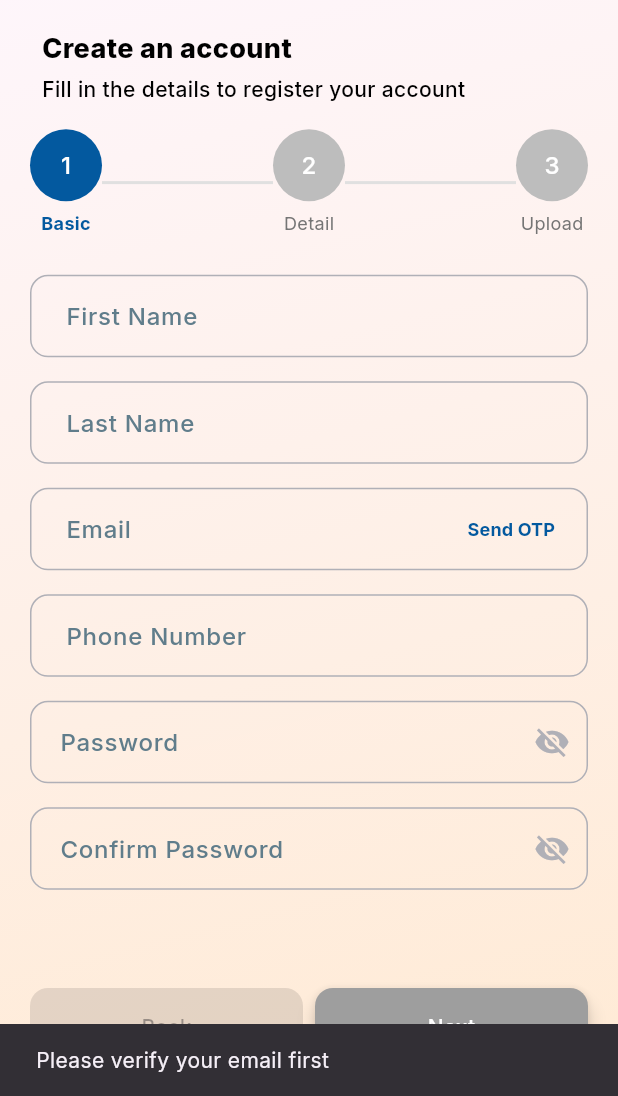
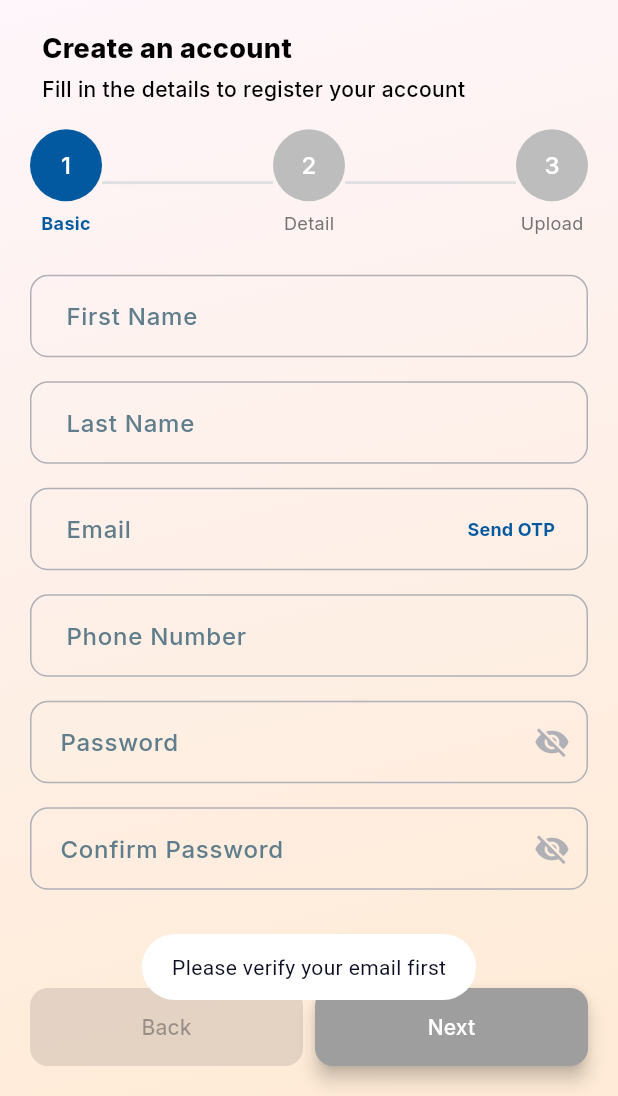
Before and after one commit to RuchitaOrt/learning_management, a Flutter app: the VerificationScreen screen opened by its route, after a tap on "Next", on a phone screen of 412 x 824 dp, the part 140-1236 px from its top. Run offline on Flutter 3.47's test engine with Material 3 defaults, Android fonts, the phone set to English and light mode, and no system bars; our stand-ins replace chewie, dio, file_picker, fl_chart, flutter_svg, flutter_widget_from_html and 9 more; missing offline and left inert: excel, syncfusion_flutter_pdfviewer; accounts and stored records are empty; project files that could hold a hidden picture were left out.

Commit message:
14/07/2025 12:29 2nd commit

```diff
--- a/lib/provider/sign_up_provider.dart
+++ b/lib/provider/sign_up_provider.dart
@@ -353,9 +353,11 @@ class SignUpProvider with ChangeNotifier {
 
   String? validateConfirmPassword(String? value) {
     if (value == null || value.isEmpty) {
-      return 'Password cannot be empty';
+      return 'Please confirm your password';
     } else if (value != passwordController.text) {
-      return 'Confirm Password should match your new password';
+      return 'Passwords do not match';
+      // return 'Passwords do not match';
+      // return 'Confirm Password should match your new password';
     }
     return null;
   }
@@ -572,7 +574,7 @@ class SignUpProvider with ChangeNotifier {
   //   }
   //   return null;
   // }
-  String? validatePassword(String? value) {
+  /*String? validatePassword(String? value) {
     // Check if the value is null or empty
     if (value == null || value.isEmpty) {
       return 'Password cannot be empty';
@@ -591,6 +593,17 @@ class SignUpProvider with ChangeNotifier {
     }
 
     return null; // Return null if the password passes all checks
+  }*/
+  String? validatePassword(String? value) {
+    if (value == null || value.isEmpty) return 'Password is required';
+    if (value.length < 8) return 'Minimum 8 characters required';
+    if (!RegExp(r'[A-Z]').hasMatch(value)) return 'Need at least 1 uppercase letter';
+    if (!RegExp(r'[a-z]').hasMatch(value)) return 'Need at least 1 lowercase letter';
+    if (!RegExp(r'[0-9]').hasMatch(value)) return 'Need at least 1 number';
+    if (!RegExp(r'[!@#$%^&*(),.?":{}|<>]').hasMatch(value)) {
+      return 'Need at least 1 special character';
+    }
+    return null;
   }
  List<DocumentField> documentFields = [];
   Map<String, TextEditingController> controllers = {};
--- a/lib/screens/VerificationScreen.dart
+++ b/lib/screens/VerificationScreen.dart
@@ -314,10 +314,83 @@ class _VerificationScreenState extends State<VerificationScreen> {
                               ),
                               elevation: 5,
                             ),
+                            /*onPressed: () async {
+                              if (!signUpProvider.isEmailVerified) {
+                                ShowDialogs.showToast('Please verify your email first');
+                                return;
+                              }
+
+                              final formKey = current == 0
+                                  ? signUpProvider.formKeyBasic
+                                  : current == 1
+                                  ? signUpProvider.formKeyDetail
+                                  : signUpProvider.formKeyUpload;
+
+                              // Manually validate each field and show specific messages
+                              if (!(formKey.currentState?.validate() ?? false)) {
+                                // Check which fields have errors
+                                if (current == 0) {
+                                  // Basic form validation
+                                  if (signUpProvider.firstNameController.text.isEmpty) {
+                                    ShowDialogs.showToast('Please enter your first name');
+                                  } else if (signUpProvider.lastNameController.text.isEmpty) {
+                                    ShowDialogs.showToast('Please enter your last name');
+                                  } else if (signUpProvider.emailController.text.isEmpty) {
+                                    ShowDialogs.showToast('Please enter your email');
+                                  }*//* else if (!EmailValidator.validate(signUpProvider.emailController.text)) {
+                                    ShowDialogs.showToast('Please enter a valid email');
+                                  }*//* else if (!signUpProvider.isEmailVerified) {
+                                    ShowDialogs.showToast('Please verify your email');
+                                  } else if (signUpProvider.phoneNumberController.text.isEmpty) {
+                                    ShowDialogs.showToast('Please enter your phone number');
+                                  } else if (signUpProvider.phoneNumberController.text.length != 10) {
+                                    ShowDialogs.showToast('Phone number must be 10 digits');
+                                  } else if (signUpProvider.passwordController.text.isEmpty) {
+                                    ShowDialogs.showToast('Please enter a password');
+                                  } else if (signUpProvider.passwordController.text.length < 8) {
+                                    ShowDialogs.showToast('Password must include At least 8 characters long, uppercase, lowercase, a digit, and a special character');
+                                  } else if (signUpProvider.confirmpasswordController.text.isEmpty) {
+                                    ShowDialogs.showToast('Please confirm your password');
+                                  } else if (signUpProvider.passwordController.text !=
+                                      signUpProvider.confirmpasswordController.text) {
+                                    ShowDialogs.showToast('Passwords do not match');
+                                  }
+                                } else if (current == 1) {
+                                  // Details form validation
+                                  // Add similar specific checks for your detail fields
+                                  ShowDialogs.showToast('Please fill all required details');
+                                } else if (current == 2) {
+                                  // Upload form validation
+                                  ShowDialogs.showToast('Please upload all required documents');
+                                }
+                                return;
+                              }
+
+                              try {
+                                if (current == 0) {
+                                  await signUpProvider.registerCandidate(context);
+                                  if (signUpProvider.isEmailVerified) {
+                                    Provider.of<StepProvider>(context, listen: false).nextStep();
+                                  }
+                                } else if (current == 1) {
+                                  await signUpProvider.saveCandidateDetails(context);
+                                  await signUpProvider.fetchDocuments();
+                                  Provider.of<StepProvider>(context, listen: false).nextStep();
+                                } else if (current == 2) {
+                                  await signUpProvider.uploadDocuments(context);
+                                }
+                              } catch (e) {
+                                if (e.toString().toLowerCase().contains('email already exists') &&
+                                    signUpProvider.isEmailVerified) {
+                                  Provider.of<StepProvider>(context, listen: false).nextStep();
+                                } else {
+                                  ShowDialogs.showToast(e.toString());
+                                }
+                              }
+                            },*/
                             onPressed: () async {
                               if (!signUpProvider.isEmailVerified) {
-                                ScaffoldMessenger.of(context).showSnackBar(
-                                    SnackBar(content: Text('Please verify your email first')));
+                                ShowDialogs.showToast('Please verify your email first');
                                 return;
                               }
 
@@ -348,13 +421,11 @@ class _VerificationScreenState extends State<VerificationScreen> {
                                       signUpProvider.isEmailVerified) {
                                     Provider.of<StepProvider>(context, listen: false).nextStep();
                                   } else {
-                                    ScaffoldMessenger.of(context).showSnackBar(
-                                        SnackBar(content: Text(e.toString())));
+                                    ShowDialogs.showToast(e.toString());
                                   }
                                 }
                               } else {
-                                ScaffoldMessenger.of(context).showSnackBar(
-                                    SnackBar(content: Text('Please fix errors before proceeding')));
+                                ShowDialogs.showToast('Please fix errors before proceeding');
                               }
                             },
                             child: signUpProvider.isRegistering || signUpProvider.isSavingDetails
--- a/lib/screens/settingshome.dart
+++ b/lib/screens/settingshome.dart
@@ -161,11 +161,9 @@ final GlobalKey<ScaffoldState> scaffoldKey = GlobalKey<ScaffoldState>();
                           children: [
                             Container(
                               decoration: BoxDecoration(
-                                shape: BoxShape
-                                    .circle,
+                                shape: BoxShape.circle,
                                 border: Border.all(
-                                  color:
-                                      Colors.blue,
+                                  color: Colors.blue,
                                   width: 2.0,
                                 ),
                               ),
```
